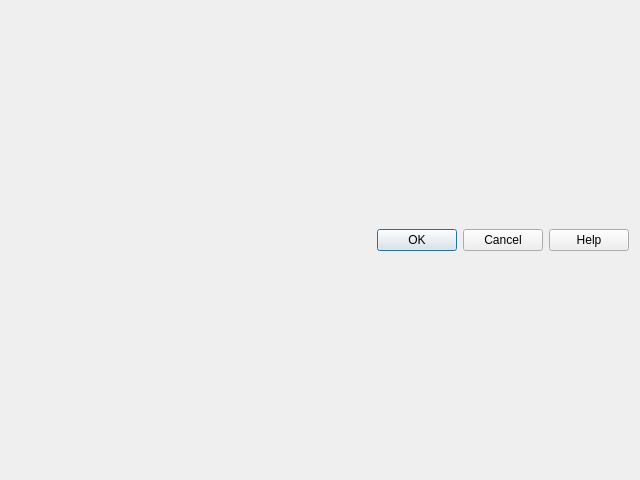
First picture: the form in mcd/dlgConfigure.ui, repository tarix/mcdsupport, before the edit.
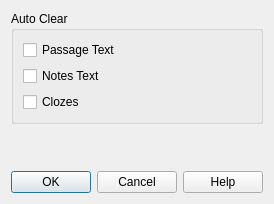
Second picture: the form after the edit.

Commit message: implemented auto clear options

The edit to the form file:
```diff
--- a/mcd/dlgConfigure.ui
+++ b/mcd/dlgConfigure.ui
@@ -7,31 +7,69 @@
    <rect>
     <x>0</x>
     <y>0</y>
-    <width>640</width>
-    <height>480</height>
+    <width>255</width>
+    <height>204</height>
    </rect>
   </property>
   <property name="windowTitle">
    <string>Configure MCD Support</string>
   </property>
-  <layout class="QVBoxLayout" name="verticalLayout_3">
+  <layout class="QVBoxLayout" name="verticalLayout">
    <item>
-    <layout class="QVBoxLayout" name="verticalLayout" stretch="0">
-     <property name="sizeConstraint">
-      <enum>QLayout::SetMinAndMaxSize</enum>
+    <widget class="QGroupBox" name="groupBox">
+     <property name="title">
+      <string>Auto Clear</string>
      </property>
-     <item>
-      <layout class="QHBoxLayout" name="horizontalLayout_2">
-       <item>
-        <widget class="QDialogButtonBox" name="buttonBox">
-         <property name="standardButtons">
-          <set>QDialogButtonBox::Cancel|QDialogButtonBox::Help|QDialogButtonBox::Ok</set>
-         </property>
-        </widget>
-       </item>
-      </layout>
-     </item>
-    </layout>
+     <layout class="QVBoxLayout" name="verticalLayout_2">
+      <item>
+       <widget class="QCheckBox" name="chkAutoClearPassage">
+        <property name="sizePolicy">
+         <sizepolicy hsizetype="Preferred" vsizetype="Fixed">
+          <horstretch>0</horstretch>
+          <verstretch>0</verstretch>
+         </sizepolicy>
+        </property>
+        <property name="text">
+         <string>Passage Text</string>
+        </property>
+       </widget>
+      </item>
+      <item>
+       <widget class="QCheckBox" name="chkAutoClearNotes">
+        <property name="text">
+         <string>Notes Text</string>
+        </property>
+       </widget>
+      </item>
+      <item>
+       <widget class="QCheckBox" name="chkAutoClearClozes">
+        <property name="text">
+         <string>Clozes</string>
+        </property>
+       </widget>
+      </item>
+     </layout>
+    </widget>
+   </item>
+   <item>
+    <spacer name="verticalSpacer">
+     <property name="orientation">
+      <enum>Qt::Vertical</enum>
+     </property>
+     <property name="sizeHint" stdset="0">
+      <size>
+       <width>20</width>
+       <height>40</height>
+      </size>
+     </property>
+    </spacer>
+   </item>
+   <item>
+    <widget class="QDialogButtonBox" name="buttonBox">
+     <property name="standardButtons">
+      <set>QDialogButtonBox::Cancel|QDialogButtonBox::Help|QDialogButtonBox::Ok</set>
+     </property>
+    </widget>
    </item>
   </layout>
  </widget>
```
The commit also changes 4 other files.
